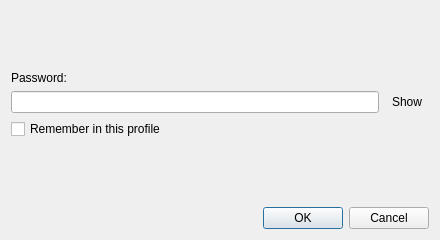
Before: the Qt Designer form src/dialogs/AuthPromptDialog.ui in moseschanxx/SerialUtility, drawn with Qt 5.
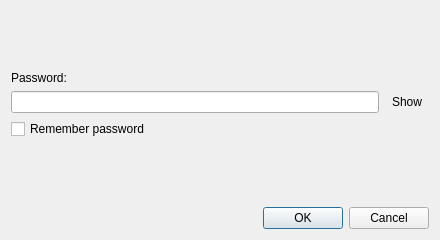
After: the same form once the commit is applied.

Diff of the .ui file:
```diff
--- a/src/dialogs/AuthPromptDialog.ui
+++ b/src/dialogs/AuthPromptDialog.ui
@@ -89,7 +89,7 @@
    <item>
     <widget class="QCheckBox" name="checkRemember">
      <property name="text">
-      <string>Remember in this profile</string>
+      <string>Remember password</string>
      </property>
     </widget>
    </item>
```
